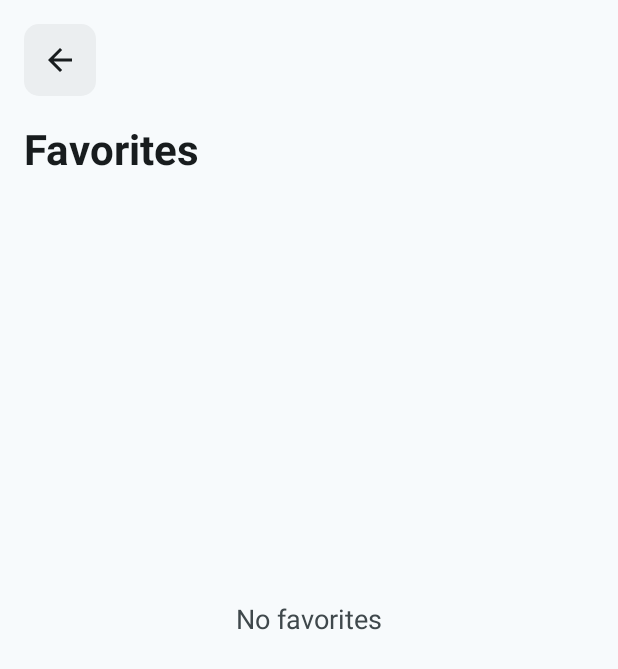
After one commit to ramlakhan-dev/noteflow-app, an Android app: the FavoriteFragment screen opened through its navigation route, on a phone screen of 412 x 824 dp. The commit adds this screen. Shown: the top 669 px of the screen. Run offline under Robolectric (Android 15) with nearby library versions, the phone set to English and light mode, and no system bars; our stand-ins replace Room's generated code.

Commit message:
add favorite notes screen

```diff
--- a/app/src/main/java/com/rl/noteflow/data/repository/NoteRepository.kt
+++ b/app/src/main/java/com/rl/noteflow/data/repository/NoteRepository.kt
@@ -7,6 +7,8 @@ import com.rl.noteflow.data.model.Note
 class NoteRepository(private val noteDao: NoteDao) {
 
     val allNotes: LiveData<List<Note>> = noteDao.getAllNotes()
+
+    val allFavoriteNotes: LiveData<List<Note>> = noteDao.getAllFavoriteNotes()
 
     suspend fun addNote(note: Note) {
         noteDao.insert(note)
--- a/app/src/main/java/com/rl/noteflow/ui/adapters/NoteAdapter.kt
+++ b/app/src/main/java/com/rl/noteflow/ui/adapters/NoteAdapter.kt
@@ -10,7 +10,7 @@ import com.rl.noteflow.data.model.Note
 import com.rl.noteflow.databinding.LayoutEachNoteBinding
 import com.rl.noteflow.ui.home.HomeViewModel
 
-class NoteAdapter(private val homeViewModel: HomeViewModel): RecyclerView.Adapter<NoteAdapter.NoteViewHolder>() {
+class NoteAdapter(private val onFavoriteMark: (Note) -> Unit): RecyclerView.Adapter<NoteAdapter.NoteViewHolder>() {
     private var notes: List<Note> = emptyList()
     private var listener: OnItemClickListener? = null
     override fun onCreateViewHolder(
@@ -53,7 +53,7 @@ class NoteAdapter(private val homeViewModel: HomeViewModel): RecyclerView.Adapte
                 R.drawable.ic_favorite_border
             }
             holder.binding.iBtnMarkFavorite.setImageResource(newIcon)
-            homeViewModel.markFavorite(currNote)
+            onFavoriteMark(currNote)
         }
     }
 
--- /dev/null
+++ b/app/src/main/java/com/rl/noteflow/ui/favorite/FavoriteFragment.kt
@@ -0,0 +1,64 @@
+package com.rl.noteflow.ui.favorite
+
+import android.os.Bundle
+import androidx.fragment.app.Fragment
+import android.view.LayoutInflater
+import android.view.View
+import android.view.ViewGroup
+import androidx.lifecycle.ViewModelProvider
+import androidx.navigation.fragment.findNavController
+import androidx.recyclerview.widget.LinearLayoutManager
+import com.rl.noteflow.R
+import com.rl.noteflow.data.local.NoteDatabase
+import com.rl.noteflow.data.repository.NoteRepository
+import com.rl.noteflow.databinding.FragmentFavoriteBinding
+import com.rl.noteflow.ui.adapters.NoteAdapter
+
+class FavoriteFragment : Fragment() {
+
+    private var _binding: FragmentFavoriteBinding? = null
+    private val binding get() = _binding!!
+    private lateinit var favoriteViewModel: FavoriteViewModel
+    private lateinit var noteAdapter: NoteAdapter
+
+    override fun onCreateView(
+        inflater: LayoutInflater, container: ViewGroup?,
+        savedInstanceState: Bundle?
+    ): View {
+        _binding = FragmentFavoriteBinding.inflate(inflater, container, false)
+        val noteDao = NoteDatabase.getDatabase(requireContext()).noteDao()
+        val noteRepository = NoteRepository(noteDao)
+        val favoriteFactory = FavoriteViewModelFactory(noteRepository)
+        favoriteViewModel = ViewModelProvider(this, favoriteFactory)[FavoriteViewModel::class]
+
+        binding.recyclerViewFavorite.layoutManager = LinearLayoutManager(requireContext())
+        noteAdapter = NoteAdapter{}
+        binding.recyclerViewFavorite.adapter = noteAdapter
+        return binding.root
+    }
+
+    override fun onViewCreated(view: View, savedInstanceState: Bundle?) {
+        super.onViewCreated(view, savedInstanceState)
+
+        observeFavoriteNotesData()
+        binding.iBtnBackFavorite.setOnClickListener {
+            findNavController().navigateUp()
+        }
+    }
+
+    private fun observeFavoriteNotesData() {
+        favoriteViewModel.allFavoriteNotes.observe(viewLifecycleOwner) { notes ->
+            if (notes.isEmpty()) {
+                binding.tvNoFavorites.visibility = View.VISIBLE
+            } else {
+                binding.tvNoFavorites.visibility = View.GONE
+                noteAdapter.updateList(notes)
+            }
+        }
+    }
+
+    override fun onDestroyView() {
+        super.onDestroyView()
+        _binding = null
+    }
+}
--- /dev/null
+++ b/app/src/main/java/com/rl/noteflow/ui/favorite/FavoriteViewModel.kt
@@ -0,0 +1,16 @@
+package com.rl.noteflow.ui.favorite
+
+import androidx.lifecycle.ViewModel
+import androidx.lifecycle.ViewModelProvider
+import com.rl.noteflow.data.repository.NoteRepository
+
+class FavoriteViewModel(private val noteRepository: NoteRepository): ViewModel() {
+
+    val allFavoriteNotes = noteRepository.allFavoriteNotes
+}
+
+class FavoriteViewModelFactory(private val noteRepository: NoteRepository): ViewModelProvider.Factory {
+    override fun <T : ViewModel> create(modelClass: Class<T>): T {
+        return FavoriteViewModel(noteRepository) as T
+    }
+}
--- a/app/src/main/java/com/rl/noteflow/ui/home/HomeFragment.kt
+++ b/app/src/main/java/com/rl/noteflow/ui/home/HomeFragment.kt
@@ -37,7 +37,9 @@ class HomeFragment : Fragment() {
         homeViewModel = ViewModelProvider(this, homeFactory)[HomeViewModel::class]
 
         binding.recyclerView.layoutManager = LinearLayoutManager(requireContext())
-        noteAdapter = NoteAdapter(homeViewModel)
+        noteAdapter = NoteAdapter{ note ->
+            homeViewModel.markFavorite(note)
+        }
         binding.recyclerView.adapter = noteAdapter
 
         noteSharedViewModel = ViewModelProvider(requireActivity())[NoteSharedViewModel::class]
@@ -51,6 +53,10 @@ class HomeFragment : Fragment() {
         binding.fabBtnAdd.setOnClickListener {
             noteSharedViewModel.selectNote(null)
             findNavController().navigate(R.id.action_homeFragment_to_noteFragment)
+        }
+
+        binding.iBtnFavorite.setOnClickListener {
+            findNavController().navigate(R.id.action_homeFragment_to_favoriteFragment)
         }
 
         noteAdapter.setOnItemClickListener(object : NoteAdapter.OnItemClickListener {
--- /dev/null
+++ b/app/src/main/res/layout/fragment_favorite.xml
@@ -0,0 +1,63 @@
+<?xml version="1.0" encoding="utf-8"?>
+<androidx.constraintlayout.widget.ConstraintLayout xmlns:android="http://schemas.android.com/apk/res/android"
+    xmlns:app="http://schemas.android.com/apk/res-auto"
+    xmlns:tools="http://schemas.android.com/tools"
+    android:layout_width="match_parent"
+    android:layout_height="match_parent"
+    android:padding="16dp"
+    tools:context=".ui.favorite.FavoriteFragment">
+
+
+    <ImageButton
+        android:id="@+id/iBtnBackFavorite"
+        android:layout_width="48dp"
+        android:layout_height="48dp"
+        android:background="@drawable/bg_round"
+        android:backgroundTint="?attr/colorSurfaceContainer"
+        android:contentDescription="@string/arrow_back"
+        android:src="@drawable/ic_arrow_back"
+        app:layout_constraintBottom_toBottomOf="parent"
+        app:layout_constraintEnd_toEndOf="parent"
+        app:layout_constraintHorizontal_bias="0.0"
+        app:layout_constraintStart_toStartOf="parent"
+        app:layout_constraintTop_toTopOf="parent"
+        app:layout_constraintVertical_bias="0.0"
+        app:tint="?attr/colorOnSurface" />
+
+    <TextView
+        android:id="@+id/tvFavoriteText"
+        android:layout_width="0dp"
+        android:layout_height="wrap_content"
+        android:text="@string/favorites"
+        android:textColor="?attr/colorOnSurface"
+        android:textSize="28sp"
+        android:textStyle="bold"
+        android:layout_marginTop="16dp"
+        app:layout_constraintBottom_toBottomOf="parent"
+        app:layout_constraintEnd_toEndOf="parent"
+        app:layout_constraintStart_toStartOf="parent"
+        app:layout_constraintTop_toBottomOf="@+id/iBtnBackFavorite"
+        app:layout_constraintVertical_bias="0.0" />
+
+    <androidx.recyclerview.widget.RecyclerView
+        android:id="@+id/recyclerViewFavorite"
+        android:layout_width="0dp"
+        android:layout_height="0dp"
+        android:layout_marginTop="16dp"
+        app:layout_constraintBottom_toBottomOf="parent"
+        app:layout_constraintEnd_toEndOf="parent"
+        app:layout_constraintStart_toStartOf="parent"
+        app:layout_constraintTop_toBottomOf="@+id/tvFavoriteText" />
+
+    <TextView
+        android:id="@+id/tvNoFavorites"
+        android:layout_width="wrap_content"
+        android:layout_height="wrap_content"
+        android:text="@string/no_favorites"
+        android:textSize="18sp"
+        android:textColor="?attr/colorOnSurfaceVariant"
+        app:layout_constraintBottom_toBottomOf="parent"
+        app:layout_constraintEnd_toEndOf="parent"
+        app:layout_constraintStart_toStartOf="parent"
+        app:layout_constraintTop_toTopOf="parent" />
+</androidx.constraintlayout.widget.ConstraintLayout>
--- a/app/src/main/res/navigation/nav_graph.xml
+++ b/app/src/main/res/navigation/nav_graph.xml
@@ -16,6 +16,9 @@
         <action
             android:id="@+id/action_homeFragment_to_noteDetailFragment"
             app:destination="@id/noteDetailFragment" />
+        <action
+            android:id="@+id/action_homeFragment_to_favoriteFragment"
+            app:destination="@id/favoriteFragment" />
     </fragment>
     <fragment
         android:id="@+id/noteFragment"
@@ -31,4 +34,9 @@
             android:id="@+id/action_noteDetailFragment_to_noteFragment"
             app:destination="@id/noteFragment" />
     </fragment>
+    <fragment
+        android:id="@+id/favoriteFragment"
+        android:name="com.rl.noteflow.ui.favorite.FavoriteFragment"
+        android:label="fragment_favorite"
+        tools:layout="@layout/fragment_favorite" />
 </navigation>
--- a/app/src/main/res/values/strings.xml
+++ b/app/src/main/res/values/strings.xml
@@ -11,4 +11,6 @@
     <string name="title">Title</string>
     <string name="description">Description</string>
     <string name="edit">Edit</string>
+    <string name="favorites">Favorites</string>
+    <string name="no_favorites">No favorites</string>
 </resources>
```
